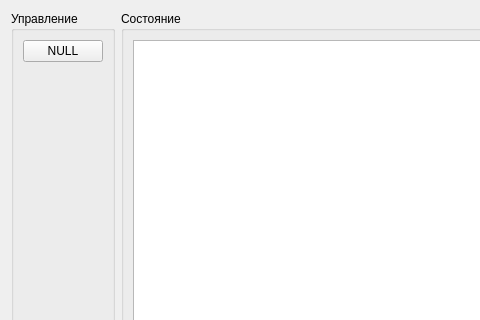
Before: the Qt Designer form probewidget.ui in igrekus/board_cutter, drawn with Qt 5; both pictures show x 0 to 480 and y 0 to 320 of the 837 by 463 pixel window.
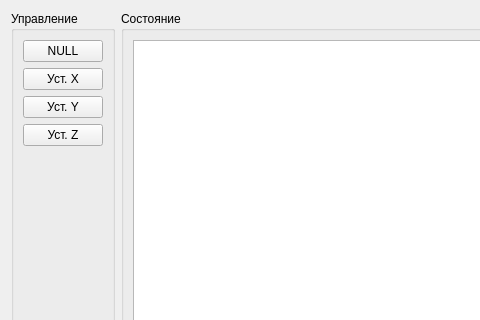
After: the same form once the commit is applied.

Commit message: feat: implement probe state update for calibration widget

The edit to the form file:
```diff
--- a/probewidget.ui
+++ b/probewidget.ui
@@ -33,8 +33,6 @@
      </property>
      <layout class="QVBoxLayout" name="verticalLayout">
       <item>
-       <layout class="QGridLayout" name="gridLayout">
-        <item row="0" column="0">
          <widget class="QPushButton" name="btnGoToNull">
           <property name="sizePolicy">
            <sizepolicy hsizetype="Minimum" vsizetype="Fixed">
@@ -47,7 +45,26 @@
           </property>
          </widget>
         </item>
-       </layout>
+      <item>
+       <widget class="QPushButton" name="btnCalibrateX">
+        <property name="text">
+         <string>Уст. X</string>
+        </property>
+       </widget>
+      </item>
+      <item>
+       <widget class="QPushButton" name="btnCalibrateY">
+        <property name="text">
+         <string>Уст. Y</string>
+        </property>
+       </widget>
+      </item>
+      <item>
+       <widget class="QPushButton" name="btnCalibrateZ">
+        <property name="text">
+         <string>Уст. Z</string>
+        </property>
+       </widget>
       </item>
       <item>
        <spacer name="verticalSpacer">
```
Lines whose indentation alone changed are shown as unchanged. The commit also changes 2 other files.
